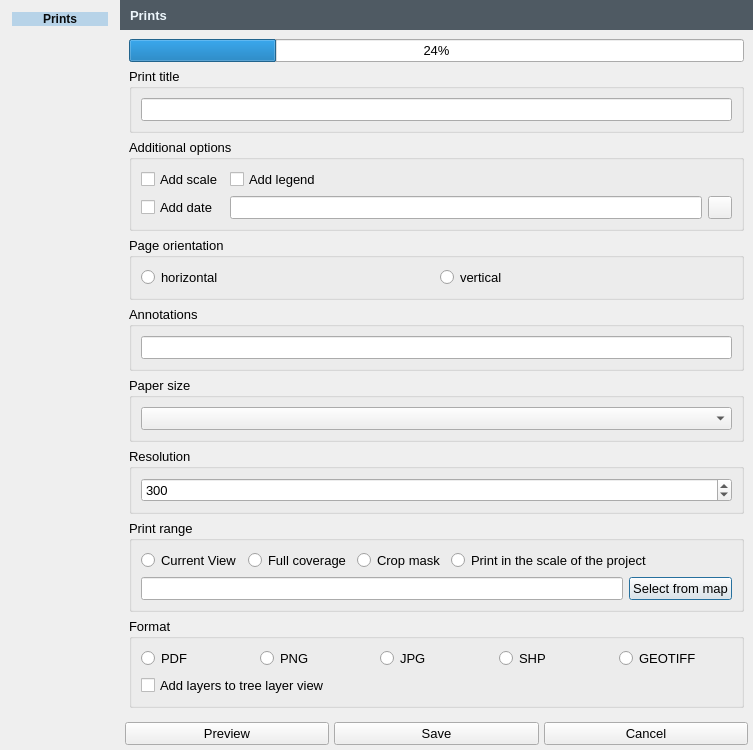
The window that wydruk_dialog.ui (GIAPspzoo/GIAP_PolaMap_lite) describes before a commit, drawn with Qt 5.
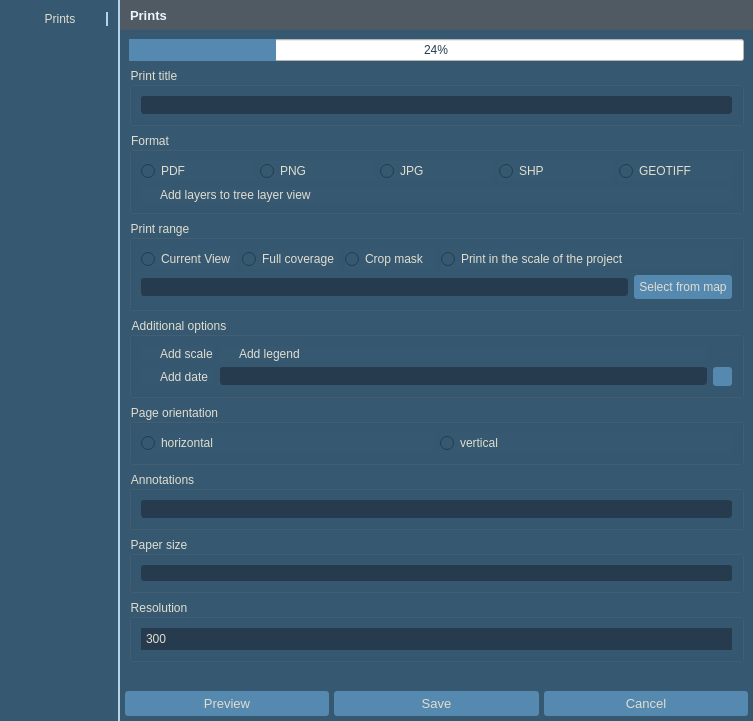
The same window after the commit. Icons and pictures are not drawn.

The edit to the form file:
```diff
--- a/wydruk_dialog.ui
+++ b/wydruk_dialog.ui
@@ -39,7 +39,421 @@
     <normaloff>:/plugins/giap_layout/icons/giap_logo.png</normaloff>:/plugins/giap_layout/icons/giap_logo.png</iconset>
   </property>
   <property name="styleSheet">
-   <string notr="true"/>
+   <string notr="true">* {
+background-color: #365871;
+color:#E0DECF;
+font: 10pt &quot;Segoe UI&quot;;
+}
+QLabel{
+font: 10pt &quot;Segoe UI&quot;;
+color:#E0DECF;
+height: 35px;
+}
+QCheckBox::indicator {
+  width: 13px;
+    height: 13px;
+border: 0px solid #E0DECF;
+}
+QCheckBox::indicator:checked {
+ image: url(:/plugins/GIAP-PolaMap/icons/checked.png);
+  width: 13px;
+    height: 13px;
+}
+QCheckBox::indicator:unchecked {
+ image: url(:/plugins/GIAP-PolaMap/icons/unchecked.png);
+  width: 13px;
+    height: 13px;
+}
+
+QScrollBar:horizontal {
+    height: 15px;
+}
+QScrollBar::handle:horizontal {
+    background: #5589B0;
+    border-radius: 5px;
+    width: 10px;
+    margin: 2px 0 2px 0;
+}
+QScrollBar::add-line:horizontal, QScrollBar::sub-line:horizontal  {
+    border: 1px solid transparent;
+    background: transparent;
+    width: 12px;
+}
+ QScrollBar:vertical {
+     width: 15px;
+ }
+ QScrollBar::handle:vertical {
+     background: #5589B0;
+     height: 10px;
+     border-radius: 5px;
+         margin: 0px 2px 0px 2px;
+ }
+ QScrollBar::add-line:vertical{
+    border: 1px solid transparent;
+     background: transparent;
+     height: 12px;
+ }
+
+ QScrollBar::sub-line:vertical {
+      border: 1px solid transparent;
+     background: transparent;
+     height: 12px;
+ }
+
+QAbstractScrollArea::corner {
+ border: 1px solid transparent;
+width: 0px; 
+height: 0px;
+}
+
+QPushButton {
+padding: 5px;
+}
+
+QLineEdit, QTextEdit{
+border: 1px solid;
+border-radius:3px;
+border-color: #263c4e;
+background-color: #263c4e;
+}
+
+QLineEdit:focus{
+border: solid;
+border-style: solid;
+border-width: 1px;
+border-color: #E0DECF;
+}
+
+QPushButton {
+border: none;
+border-width: 1px;
+border-radius:3px;
+background-color: #5589B0;
+}
+QPushButton:checked {
+background-color: #5589B0;
+border: solid;
+border-width: 1px;
+border-color: #5589B0;
+}
+
+QPushButton:pressed {
+background-color: #5589B0;
+border: solid;
+border-width: 1px;
+border-color:#5589B0;
+}
+QPushButton:hover {
+background-color: #5589B0;
+border-radius: 3px;
+border: solid;
+border-style: solid;
+border-width: 1px;
+border-color: #E0DECF;
+}
+
+QToolButton {
+border: none;
+border-width: 1px;
+border-radius:3px;
+background-color: #5589B0;
+}
+
+QToolButton:checked {
+background-color: #5589B0;
+border: solid;
+border-width: 1px;
+border-color: #5589B0;
+}
+QToolButton:hover {
+background-color: #5589B0;
+border-radius: 3px;
+border: solid;
+border-style: solid;
+border-width: 1px;
+border-color: #E0DECF;
+}
+
+
+QToolButton:pressed {
+background-color: #5589B0;
+border: solid;
+border-width: 1px;
+border-color:#5589B0;
+}
+
+QToolButton::menu, QToolButton::menu-button {
+background-color: #263C4E;
+border: solid;
+border-width: 1px;
+border-color: #5589B0;
+}
+
+QMenu::item:selected {
+background-color:  #5589B0;
+}
+
+QComboBox QListView{
+selection-background-color:  #5589B0;
+    color: #E0DECF;
+     padding: 2px;
+}
+
+QComboBox:editable {
+border: 0px solid #5589B0;
+border-radius: 3px;
+background-color: #263c4e;
+padding: 0px 0px 0px 3px;
+}
+
+QComboBox:editable:focus{
+border: solid;
+border-style: solid;
+border-width: 1px;
+border-color: #E0DECF;
+}
+
+QComboBox:!editable {
+border: 0px solid #5589B0;
+border-radius: 3px;
+background-color: #263c4e;
+padding:0px 3px 0px 3px;
+}
+
+QComboBox:!editable:on {
+background-color: #263c4e;
+border: solid;
+border-width: 1px;
+border-color: #365871;
+padding:0px 5px 0px 3px;
+}
+
+QComboBox::drop-down {
+border-left: solid;
+border-width: 0px;
+background-color: #263c4e;
+border-radius: 3px;
+}
+QComboBox::drop-down:editable:on {
+background-color:#263c4e;
+border: solid;
+border-width: 1px;
+border-color: #263c4e;
+}
+
+QComboBox::drop-down:!editable:on {
+background-color: #263c4e;
+}
+
+QComboBox::down-arrow {
+        image:  url(:/plugins/GIAP-PolaMap/icons/branch-open.png);
+    width: 18px;
+    height: 28px;
+}
+
+QComboBox::down-arrow:hover, QComboBox::down-arrow:pressed{
+border: solid;
+border-width: 0px;
+border-color: #E0DECF;
+border-radius: 3px;
+margin:0px 3px 0px -1px;
+}
+
+QToolTip {
+color:white;
+	font: 9pt &quot;Segoe UI&quot;;
+font-weight: normal;
+border-style: double;
+border: 0.1rem;
+border-radius: 0.3rem;
+background-color:#4F5A63;
+}
+
+Line {
+color: qlineargradient(spread:pad, x1:0, y1:1, x2:0, y2:0, stop:0 rgba(65, 97, 124, 255), stop:1 rgba(90, 135, 172, 255));
+}
+
+QTabBar::tab {
+border-top-left-radius: 3px;
+border-top-right-radius: 3px;
+padding:1px 0px 1px 0px;
+margin-top: 2px;
+color: #E0DECF;
+font-weight: 550;
+}
+
+QTabBar::tab:selected {
+border: 0rem solid;
+border-color:#5589B0;
+margin-bottom: 2px;
+border-bottom: 2px solid #E0DECF;
+font-weight: 650;
+color: #E0DECF;
+}
+QTabBar::tab:hover {
+border: 0rem solid;
+background: transparent;
+margin-bottom: 2px;
+border-bottom: 2px solid #E0DECF;
+font-weight: 650;
+}
+
+QTabBar::tab:!selected {
+border: 0rem solid;
+background: transparent;
+margin-bottom: 2px;
+border-bottom: 2px solid transparent;
+font-weight: 550;
+color: #B3B2A6;
+}
+QTabBar::tab:!selected:hover {
+border: 0rem solid;
+background: transparent;
+margin-bottom: 2px;
+border-bottom: 2px solid #E0DECF;
+font-weight: 550;
+color: #B3B2A6;
+}
+
+QTabBar::tab:last:!selected {
+margin-right: 1px;
+}
+
+QTabWidget::pane {
+border-top:1px solid #B3B2A6;
+border-bottom: 0px solid #B3B2A6;
+}
+
+QTabWidget::tab-bar {
+left: 5px;
+right: 5px;
+}
+
+QTreeView {
+    border: 0rem solid;
+    border-color: #5589B0;
+    margin: 0.2rem;
+   show-decoration-selected: 1;
+}
+
+QTreeView::item,
+QTreeView::branch {
+    color: black;
+     padding:2px;
+}
+
+QTreeView:branch:hover,
+QTreeView:item:hover
+{
+    background-color: #5589B0;
+    color: white;
+}
+
+QTreeView:branch:selected,
+QTreeView:item:selected
+{
+    background-color: #5589B0;
+    color: white;
+}
+
+QTreeView::branch:has-children:!has-siblings:closed,
+QTreeView::branch:closed:has-children:has-siblings {
+        border-image: none;
+        image: url(:/plugins/GIAP-PolaMap/icons/branch-closed.png);
+}
+
+QTreeView::branch:open:has-children:!has-siblings,
+QTreeView::branch:open:has-children:has-siblings  {
+        border-image: none;
+        image:  url(:/plugins/GIAP-PolaMap/icons/branch-open.png);
+}
+
+QProgressBar {
+    border: 0.2rem solid #365871;
+    background-color: white;
+    border-radius: 0.3rem;
+    text-align: center;
+    color: #263c4e;
+}
+
+QProgressBar::chunk {
+    background-color: #5589B0;
+}
+QSpinBox, QDoubleSpinBox,
+QSpinBox:editable,
+QSpinBox:hover,
+QSpinBox:pressed,
+QDoubleSpinBox:editable,
+QDoubleSpinBox:hover,
+QDoubleSpinBox:pressed {
+    border: 0.1rem solid;
+    border-radius: 0.3rem;
+    border-color: #263c4e;
+background-color: #263c4e;
+}
+QSpinBox:focus, QDoubleSpinBox:focus {
+border-style: solid;
+border-width: 0rem;
+border-color: #E0DECF;
+}
+QSpinBox:disabled, QDoubleSpinBox:disabled {
+  border: none;
+  border-bottom: 0.1rem solid #263c4e;
+  border-radius: 0;
+  background: #263c4e;
+  color: #000000;
+}
+QSpinBox::up-button, QDoubleSpinBox::up-button{
+  subcontrol-origin: border;
+  subcontrol-position: top right;
+  border: 0rem solid white;
+  border-radius: 3;
+  background: #263c4e;
+}
+QSpinBox::down-button, QDoubleSpinBox::down-button {
+  subcontrol-origin: border;
+  subcontrol-position: bottom right;
+  border: 0rem solid white;
+  border-radius: 3;
+  background: #263c4e;
+}
+QSpinBox::down-button:hover, QDoubleSpinBox::down-button:hover, QSpinBox::up-button:hover, QDoubleSpinBox::up-button:hover {
+border: solid;
+border-width: 0.1rem;
+border-color: #E0DECF;
+}
+QSpinBox::up-arrow,QDoubleSpinBox::up-arrow {
+  image: url(:/plugins/GIAP-PolaMap/icons/spinup.png);
+    width: 18px;
+    height: 18px;
+}
+QSpinBox::up-arrow:disabled,
+QSpinBox::up-arrow:off {
+  image: none;
+}
+QSpinBox::down-arrow, QDoubleSpinBox::down-arrow {
+  image: url(:/plugins/GIAP-PolaMap/icons/spindown.png);
+    width: 18px;
+    height: 18px;
+}
+QSpinBox::down-arrow:disabled,
+QSpinBox::down-arrow:off,
+ QDoubleSpinBox::down-arrow:disabled,
+QDoubleSpinBox::down-arrow:off{
+  image: none;
+}
+
+QTableView {
+border:1px solid #2A4457;
+color:white;
+selection-background-color: #6FB1E3;
+ selection-color: white;
+}
+QTableView::item:selected {
+color:white;
+selection-background-color: #6FB1E3;
+selection-color: white;
+}</string>
   </property>
   <property name="locale">
    <locale language="English" country="UnitedKingdom"/>
@@ -169,46 +583,29 @@
           <enum>QFrame::Plain</enum>
          </property>
          <layout class="QGridLayout" name="gridLayout_4">
-          <item row="3" column="0">
-           <widget class="QGroupBox" name="groupBox_4">
+          <item row="8" column="0">
+           <widget class="QGroupBox" name="groupBox_7">
             <property name="title">
-             <string>Page orientation</string>
+             <string>Resolution</string>
             </property>
-            <layout class="QGridLayout" name="gridLayout_8">
+            <layout class="QGridLayout" name="gridLayout_11">
              <item row="0" column="0">
-              <widget class="QRadioButton" name="horizontalRadioButton">
-               <property name="text">
-                <string>horizontal</string>
+              <widget class="QSpinBox" name="resspinBox">
+               <property name="minimum">
+                <number>-1</number>
                </property>
-              </widget>
-             </item>
-             <item row="0" column="1">
-              <widget class="QRadioButton" name="verticalRadioButton">
-               <property name="text">
-                <string>vertical</string>
+               <property name="maximum">
+                <number>2000</number>
                </property>
-              </widget>
-             </item>
-            </layout>
-           </widget>
-          </item>
-          <item row="1" column="0">
-           <widget class="QGroupBox" name="groupBox_2">
-            <property name="title">
-             <string>Print title</string>
-            </property>
-            <layout class="QGridLayout" name="gridLayout_2">
-             <item row="0" column="0">
-              <widget class="QLineEdit" name="titleLineEdit">
-               <property name="maxLength">
-                <number>60</number>
+               <property name="value">
+                <number>300</number>
                </property>
               </widget>
              </item>
             </layout>
            </widget>
           </item>
-          <item row="4" column="0">
+          <item row="6" column="0">
            <widget class="QGroupBox" name="groupBox_6">
             <property name="title">
              <string>Annotations</string>
@@ -224,7 +621,30 @@
             </layout>
            </widget>
           </item>
-          <item row="8" column="0">
+          <item row="1" column="0">
+           <widget class="QGroupBox" name="groupBox_2">
+            <property name="title">
+             <string>Print title</string>
+            </property>
+            <layout class="QGridLayout" name="gridLayout_2">
+             <item row="0" column="0">
+              <widget class="QLineEdit" name="titleLineEdit">
+               <property name="maxLength">
+                <number>60</number>
+               </property>
+              </widget>
+             </item>
+            </layout>
+           </widget>
+          </item>
+          <item row="0" column="0">
+           <widget class="QProgressBar" name="progressBar">
+            <property name="value">
+             <number>24</number>
+            </property>
+           </widget>
+          </item>
+          <item row="2" column="0">
            <widget class="QGroupBox" name="groupBox_3">
             <property name="title">
              <string>Format</string>
@@ -278,19 +698,43 @@
             </layout>
            </widget>
           </item>
+          <item row="11" column="0">
+           <spacer name="verticalSpacer">
+            <property name="orientation">
+             <enum>Qt::Vertical</enum>
+            </property>
+            <property name="sizeHint" stdset="0">
+             <size>
+              <width>20</width>
+              <height>40</height>
+             </size>
+            </property>
+           </spacer>
+          </item>
           <item row="5" column="0">
-           <widget class="QGroupBox" name="groupBox_5">
+           <widget class="QGroupBox" name="groupBox_4">
             <property name="title">
-             <string>Paper size</string>
+             <string>Page orientation</string>
             </property>
-            <layout class="QGridLayout" name="gridLayout_9">
+            <layout class="QGridLayout" name="gridLayout_8">
              <item row="0" column="0">
-              <widget class="QComboBox" name="paperFormatComboBox"/>
+              <widget class="QRadioButton" name="horizontalRadioButton">
+               <property name="text">
+                <string>horizontal</string>
+               </property>
+              </widget>
+             </item>
+             <item row="0" column="1">
+              <widget class="QRadioButton" name="verticalRadioButton">
+               <property name="text">
+                <string>vertical</string>
+               </property>
+              </widget>
              </item>
             </layout>
            </widget>
           </item>
-          <item row="2" column="0">
+          <item row="4" column="0">
            <widget class="QGroupBox" name="groupBox">
             <property name="title">
              <string>Additional options</string>
@@ -337,29 +781,19 @@
             </layout>
            </widget>
           </item>
-          <item row="6" column="0">
-           <widget class="QGroupBox" name="groupBox_7">
-            <property name="title">
-             <string>Resolution</string>
-            </property>
-            <layout class="QGridLayout" name="gridLayout_11">
-             <item row="0" column="0">
-              <widget class="QSpinBox" name="resspinBox">
-               <property name="minimum">
-                <number>-1</number>
-               </property>
-               <property name="maximum">
-                <number>2000</number>
-               </property>
-               <property name="value">
-                <number>300</number>
-               </property>
-              </widget>
-             </item>
-            </layout>
-           </widget>
-          </item>
           <item row="7" column="0">
+           <widget class="QGroupBox" name="groupBox_5">
+            <property name="title">
+             <string>Paper size</string>
+            </property>
+            <layout class="QGridLayout" name="gridLayout_9">
+             <item row="0" column="0">
+              <widget class="QComboBox" name="paperFormatComboBox"/>
+             </item>
+            </layout>
+           </widget>
+          </item>
+          <item row="3" column="0">
            <widget class="QGroupBox" name="groupBox_8">
             <property name="title">
              <string>Print range</string>
@@ -406,26 +840,6 @@
             </layout>
            </widget>
           </item>
-          <item row="0" column="0">
-           <widget class="QProgressBar" name="progressBar">
-            <property name="value">
-             <number>24</number>
-            </property>
-           </widget>
-          </item>
-          <item row="9" column="0">
-           <spacer name="verticalSpacer">
-            <property name="orientation">
-             <enum>Qt::Vertical</enum>
-            </property>
-            <property name="sizeHint" stdset="0">
-             <size>
-              <width>20</width>
-              <height>40</height>
-             </size>
-            </property>
-           </spacer>
-          </item>
          </layout>
         </widget>
        </item>
@@ -654,11 +1068,7 @@
       <item>
        <widget class="QLabel" name="label_side">
         <property name="styleSheet">
-         <string notr="true">   background-color: #b7d3e8;
-   color:  #0A0C0D;
-
-   font-weight: bold;
-</string>
+         <string notr="true"/>
         </property>
         <property name="text">
          <string>Prints</string>
```
